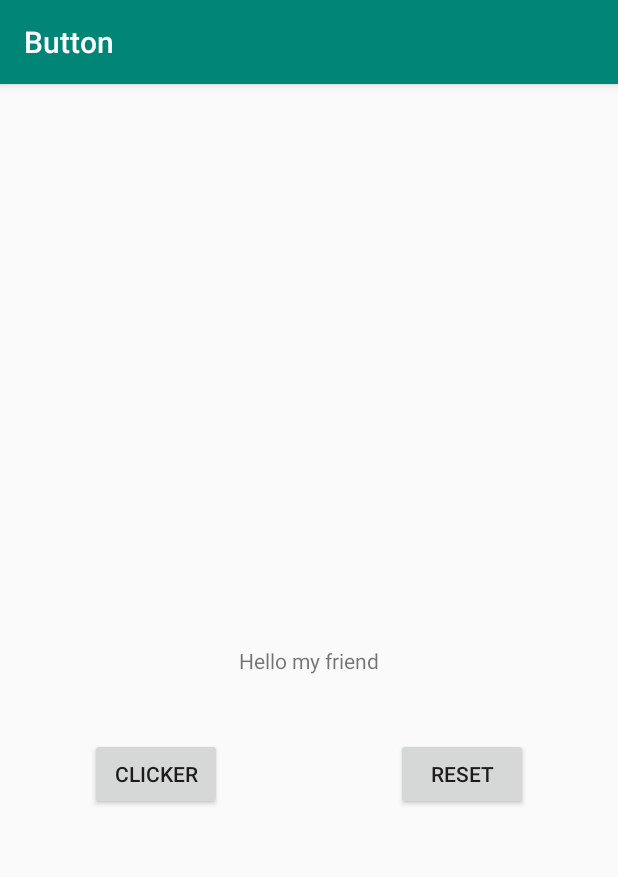
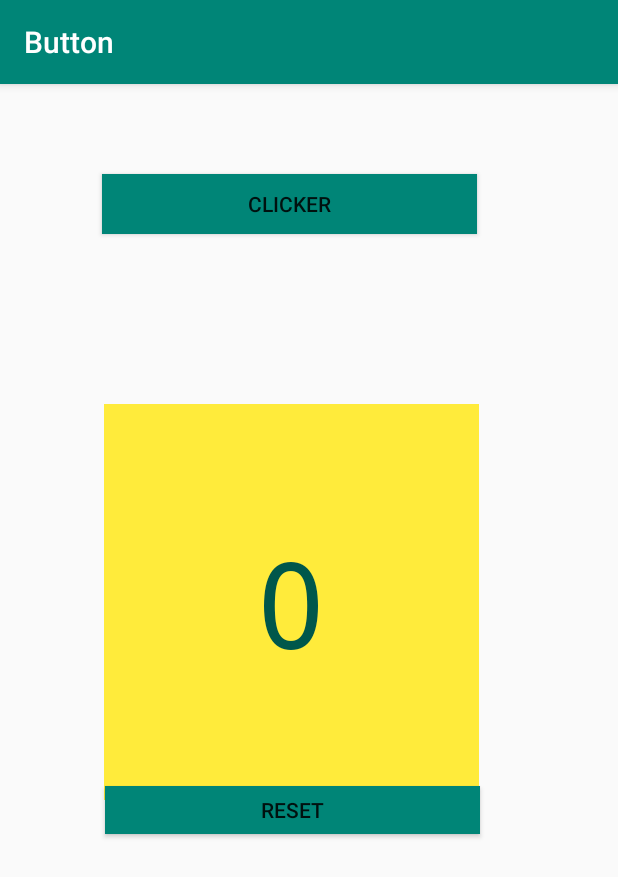
Before and after one commit to aokon/kotlin-playground, an Android app: the screen it shows after launch (MainActivity), after a tap on "RESET", on a phone screen of 412 x 824 dp. Shown: the top 877 px of the screen. Run offline under Robolectric (Android 15) with nearby library versions, the phone set to English and light mode, and no system bars; 1 other tap on this screen came first.

Commit message:
button app: make tweaks for the app UI

```diff
--- a/Button/app/src/main/java/com/elegantcode/button/MainActivity.kt
+++ b/Button/app/src/main/java/com/elegantcode/button/MainActivity.kt
@@ -2,7 +2,9 @@ package com.elegantcode.button
 
 import androidx.appcompat.app.AppCompatActivity
 import android.os.Bundle
+import android.util.Log
 import android.widget.TextView
+import android.widget.Toast
 import com.elegantcode.button.R.id
 import kotlinx.android.synthetic.main.activity_main.*
 
@@ -17,14 +19,16 @@ class MainActivity(private var counter: Int = 0) : AppCompatActivity() {
 
         btn_clicker.setOnClickListener {
             counter += 1
-            helloTextView.text = getString(
+            Log.d("Clicker", "Current value $counter")
+            helloTextView.text = counter.toString()
+        }
+
+        btn_reset.setOnClickListener {
+            Toast.makeText(getApplicationContext(), getString(
                 R.string.message_onclicked,
                 counter.toString(),
                 timeSuffix()
-            )
-        }
-
-        btn_reset.setOnClickListener {
+            ), Toast.LENGTH_LONG).show()
             counter = 0
             helloTextView.text = getString(R.string.greeting_message)
         }
--- a/Button/app/src/main/res/layout/activity_main.xml
+++ b/Button/app/src/main/res/layout/activity_main.xml
@@ -8,27 +8,32 @@
         tools:context=".MainActivity">
 
     <TextView
-            android:layout_width="wrap_content"
-            android:layout_height="wrap_content"
+            android:layout_width="250dp"
+            android:layout_height="264dp"
             android:text="@string/greeting_message"
             android:id="@+id/text_view_id"
             app:layout_constraintBottom_toBottomOf="parent"
             app:layout_constraintLeft_toLeftOf="parent"
             app:layout_constraintRight_toRightOf="parent"
-            app:layout_constraintTop_toTopOf="parent"/>
+            app:layout_constraintTop_toTopOf="parent"
+            app:layout_constraintVertical_bias="0.423" app:layout_constraintStart_toStartOf="parent"
+            app:layout_constraintEnd_toEndOf="parent" app:fontFamily="monospace" android:gravity="center"
+            android:textSize="80sp" android:textColor="@color/colorPrimaryDark" android:background="@color/colorResult"
+            app:layout_constraintHorizontal_bias="0.428"/>
     <Button
             android:text="@string/btn_clicker_label"
-            android:layout_width="wrap_content"
-            android:layout_height="wrap_content"
-            android:id="@+id/btn_clicker" app:layout_constraintStart_toStartOf="parent" android:layout_marginLeft="60dp"
-            android:layout_marginStart="60dp" app:layout_constraintTop_toTopOf="parent"
-            android:layout_marginTop="436dp"/>
+            android:layout_width="250dp"
+            android:layout_height="40dp"
+            android:id="@+id/btn_clicker" app:layout_constraintStart_toStartOf="parent" android:layout_marginLeft="68dp"
+            android:layout_marginStart="68dp" app:layout_constraintTop_toTopOf="parent"
+            android:layout_marginTop="60dp" android:background="@color/colorPrimary"/>
     <Button
             android:text="@string/btn_reset_label"
-            android:layout_width="wrap_content"
-            android:layout_height="wrap_content"
-            android:id="@+id/btn_reset" app:layout_constraintEnd_toEndOf="parent" android:layout_marginEnd="60dp"
-            android:layout_marginRight="60dp" app:layout_constraintTop_toTopOf="parent"
-            android:layout_marginTop="436dp"/>
+            android:layout_width="250dp"
+            android:layout_height="32dp"
+            android:id="@+id/btn_reset" app:layout_constraintEnd_toEndOf="parent" android:layout_marginEnd="80dp"
+            android:layout_marginRight="80dp" app:layout_constraintTop_toTopOf="parent"
+            android:layout_marginTop="468dp" android:background="@color/colorPrimary"
+            app:layout_constraintStart_toStartOf="parent" app:layout_constraintHorizontal_bias="0.851"/>
 
 </androidx.constraintlayout.widget.ConstraintLayout>
--- a/Button/app/src/main/res/values/colors.xml
+++ b/Button/app/src/main/res/values/colors.xml
@@ -3,4 +3,5 @@
     <color name="colorPrimary">#008577</color>
     <color name="colorPrimaryDark">#00574B</color>
     <color name="colorAccent">#D81B60</color>
+    <color name="colorResult">#FFEB3B</color>
 </resources>
--- a/Button/app/src/main/res/values/strings.xml
+++ b/Button/app/src/main/res/values/strings.xml
@@ -1,6 +1,6 @@
 <resources>
     <string name="app_name">Button</string>
-    <string name="greeting_message">Hello my friend</string>
+    <string name="greeting_message">0</string>
     <string name="message_onclicked">You clicked the button %s %s</string>
     <string name="btn_clicker_label">Clicker</string>
     <string name="btn_reset_label">Reset</string>
```
